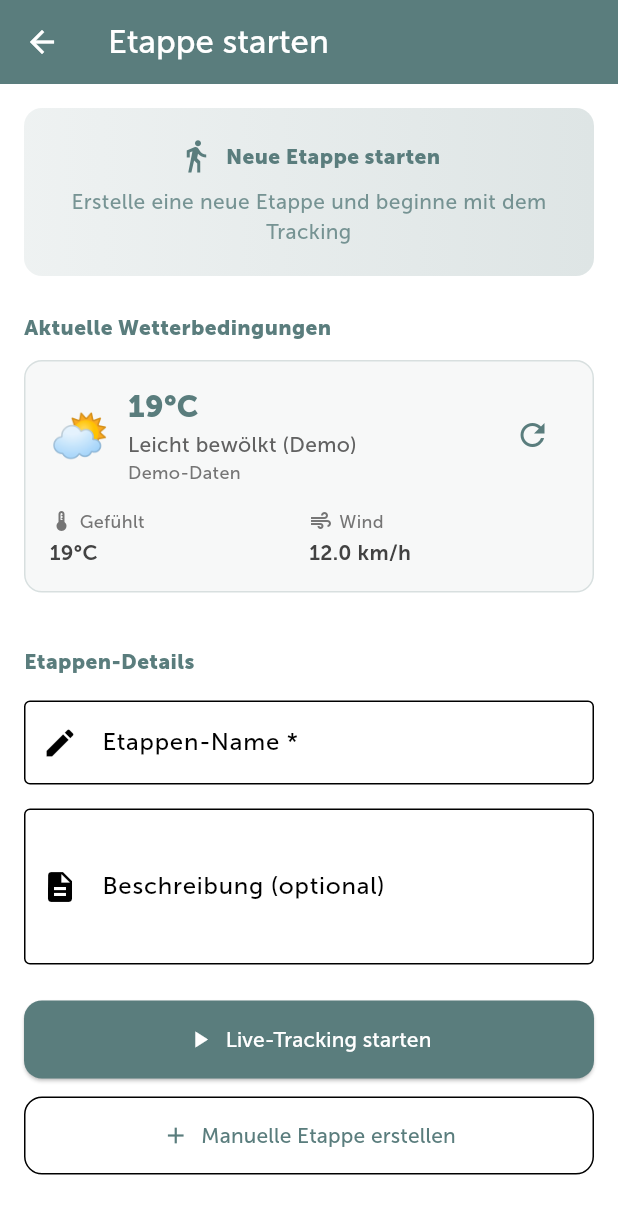
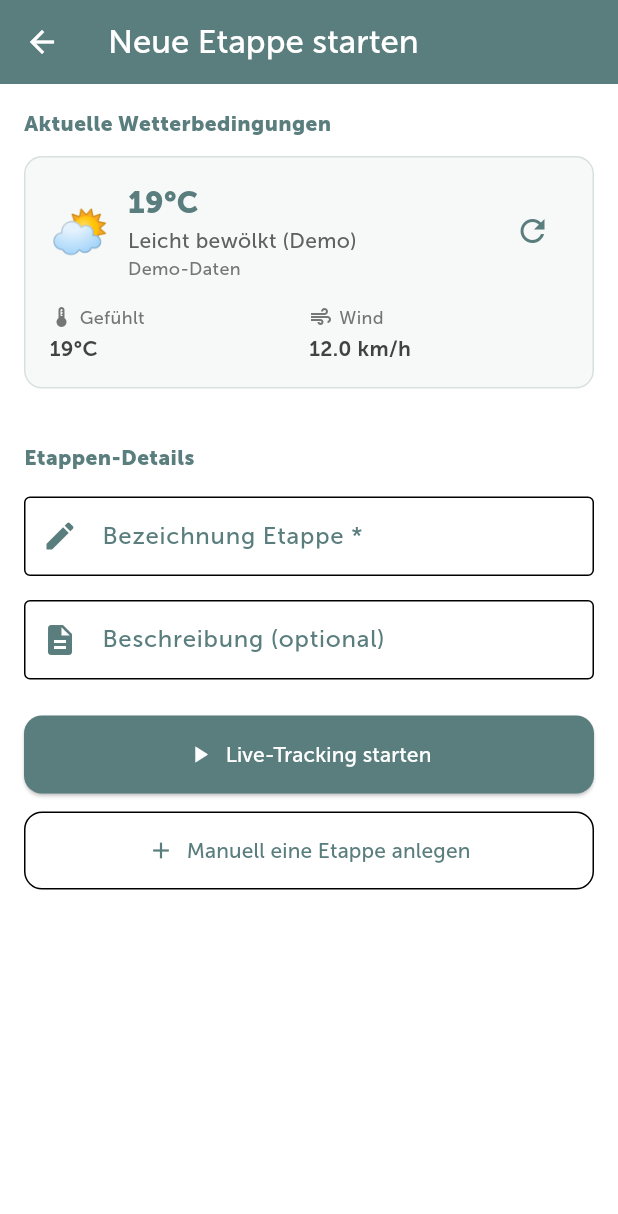
Before and after one commit to MatthiasRuf1337/meinwegios, a Flutter app: the EtappeStartScreen screen opened directly, on a phone screen of 412 x 824 dp. Shown: the top 1214 px of the screen. Run offline on Flutter 3.47's test engine with Material 3 defaults, Android fonts, the phone set to English and light mode, and no system bars; our stand-ins replace confetti, file_picker, flutter_map, geolocator, image_picker, just_audio and 6 more; missing offline and left inert: flutter_pdfview, record, syncfusion_flutter_pdfviewer; accounts and stored records are empty.

Commit message:
Textänderungen

```diff
--- a/lib/screens/archiv_screen.dart
+++ b/lib/screens/archiv_screen.dart
@@ -24,9 +24,10 @@ class _ArchivScreenState extends State<ArchivScreen> {
   Widget build(BuildContext context) {
     return Scaffold(
       appBar: AppBar(
-        title: Text('Etappen'),
+        title: Text('Übersicht Etappen'),
         backgroundColor: Color(0xFF5A7D7D),
         foregroundColor: Colors.white,
+        centerTitle: false,
         actions: [
           IconButton(
             icon: Icon(Icons.search),
--- a/lib/screens/etappe_start_screen.dart
+++ b/lib/screens/etappe_start_screen.dart
@@ -36,9 +36,10 @@ class _EtappeStartScreenState extends State<EtappeStartScreen> {
   Widget build(BuildContext context) {
     return Scaffold(
       appBar: AppBar(
-        title: Text('Etappe starten'),
+        title: Text('Neue Etappe starten'),
         backgroundColor: Color(0xFF5A7D7D),
         foregroundColor: Colors.white,
+        centerTitle: false,
       ),
       body: Consumer<EtappenProvider>(
         builder: (context, etappenProvider, child) {
@@ -53,10 +54,6 @@ class _EtappeStartScreenState extends State<EtappeStartScreen> {
             child: Column(
               crossAxisAlignment: CrossAxisAlignment.stretch,
               children: [
-                // Header
-                _buildHeader(),
-                SizedBox(height: 24),
-
                 // Wetter-Widget
                 _buildWetterSection(),
                 SizedBox(height: 24),
@@ -138,11 +135,18 @@ class _EtappeStartScreenState extends State<EtappeStartScreen> {
         // Name
         TextField(
           controller: _nameController,
+          style: TextStyle(fontSize: 14),
           decoration: InputDecoration(
-            labelText: 'Etappen-Name *',
+            labelText: 'Bezeichnung Etappe *',
             hintText: 'z.B. Wanderung zum Gipfel',
-            border: OutlineInputBorder(),
-            prefixIcon: Icon(Icons.edit),
+            border: OutlineInputBorder(
+              borderSide: BorderSide(color: Color(0xFF5A7D7D)),
+            ),
+            focusedBorder: OutlineInputBorder(
+              borderSide: BorderSide(color: Color(0xFF5A7D7D), width: 2),
+            ),
+            labelStyle: TextStyle(color: Color(0xFF5A7D7D)),
+            prefixIcon: Icon(Icons.edit, color: Color(0xFF5A7D7D)),
           ),
         ),
         SizedBox(height: 16),
@@ -150,12 +154,19 @@ class _EtappeStartScreenState extends State<EtappeStartScreen> {
         // Beschreibung
         TextField(
           controller: _notizenController,
-          maxLines: 3,
+          maxLines: 1,
+          style: TextStyle(fontSize: 14),
           decoration: InputDecoration(
             labelText: 'Beschreibung (optional)',
             hintText: 'Zusätzliche Informationen zur Etappe...',
-            border: OutlineInputBorder(),
-            prefixIcon: Icon(Icons.description),
+            border: OutlineInputBorder(
+              borderSide: BorderSide(color: Color(0xFF5A7D7D)),
+            ),
+            focusedBorder: OutlineInputBorder(
+              borderSide: BorderSide(color: Color(0xFF5A7D7D), width: 2),
+            ),
+            labelStyle: TextStyle(color: Color(0xFF5A7D7D)),
+            prefixIcon: Icon(Icons.description, color: Color(0xFF5A7D7D)),
           ),
         ),
       ],
@@ -194,7 +205,7 @@ class _EtappeStartScreenState extends State<EtappeStartScreen> {
             onPressed: _isLoading ? null : () => _createManualEtappe(provider),
             icon: Icon(Icons.add),
             label: Text(
-              'Manuelle Etappe erstellen',
+              'Manuell eine Etappe anlegen',
               style: TextStyle(fontSize: 14),
             ),
             style: OutlinedButton.styleFrom(
--- a/lib/screens/etappe_tracking_screen.dart
+++ b/lib/screens/etappe_tracking_screen.dart
@@ -444,7 +444,7 @@ class _EtappeTrackingScreenState extends State<EtappeTrackingScreen>
                 icon: Icon(Icons.camera_alt),
                 label: Text('Foto'),
                 style: ElevatedButton.styleFrom(
-                  backgroundColor: Colors.blue,
+                  backgroundColor: Color(0xFF5A7D7D),
                   foregroundColor: Colors.white,
                   padding: EdgeInsets.symmetric(vertical: 12),
                 ),
@@ -457,7 +457,7 @@ class _EtappeTrackingScreenState extends State<EtappeTrackingScreen>
                 icon: Icon(Icons.note_add),
                 label: Text('Notiz'),
                 style: ElevatedButton.styleFrom(
-                  backgroundColor: Colors.orange,
+                  backgroundColor: Color(0xFF5A7D7D),
                   foregroundColor: Colors.white,
                   padding: EdgeInsets.symmetric(vertical: 12),
                 ),
--- a/lib/screens/etappe_tracking_screen_new.dart
+++ b/lib/screens/etappe_tracking_screen_new.dart
@@ -786,7 +786,7 @@ class _EtappeTrackingScreenNewState extends State<EtappeTrackingScreenNew>
                 _buildActionMenuItem(
                   icon: Icons.camera_alt,
                   label: 'Foto',
-                  color: Colors.blue,
+                  color: Color(0xFF5A7D7D),
                   onTap: () {
                     Navigator.pop(context);
                     _takePhoto();
@@ -806,7 +806,7 @@ class _EtappeTrackingScreenNewState extends State<EtappeTrackingScreenNew>
                 _buildActionMenuItem(
                   icon: Icons.note_add,
                   label: 'Notiz',
-                  color: Colors.orange,
+                  color: Color(0xFF5A7D7D),
                   onTap: () {
                     Navigator.pop(context);
                     _addNote();
--- a/lib/screens/galerie_screen.dart
+++ b/lib/screens/galerie_screen.dart
@@ -29,6 +29,7 @@ class _GalerieScreenState extends State<GalerieScreen> {
         title: Text('Galerie'),
         backgroundColor: Color(0xFF5A7D7D),
         foregroundColor: Colors.white,
+        centerTitle: false,
         actions: [
           IconButton(
             icon: Icon(_isGridView ? Icons.list : Icons.grid_view),
--- a/lib/screens/mediathek_screen.dart
+++ b/lib/screens/mediathek_screen.dart
@@ -46,6 +46,7 @@ class _MediathekScreenState extends State<MediathekScreen> {
             title: Text('Mediathek'),
             backgroundColor: Color(0xFF5A7D7D),
             foregroundColor: Colors.white,
+            centerTitle: false,
             actions: [
               IconButton(
                 icon: Icon(Icons.settings),
```
Also changed, not shown: lib/screens/etappe_detail_screen.dart (+6 -3 lines).
